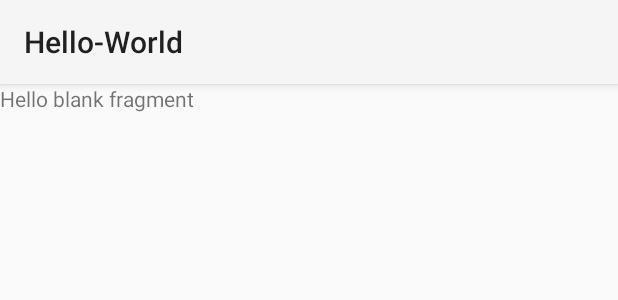
After one commit to JakenHerman/Introductory-Android-Assignment, an Android app: the layout fragment_display_message.xml on its own in the app's theme, with its tools: preview values and no code run, on a phone screen of 412 x 824 dp. The commit adds this screen. Shown: the top 300 px of the screen. Run offline under Robolectric (Android 15) with nearby library versions, the phone set to English and light mode, and no system bars.

Commit message:
added fragmentation

```diff
--- a/app/src/main/AndroidManifest.xml
+++ b/app/src/main/AndroidManifest.xml
@@ -16,6 +16,12 @@
                 <category android:name="android.intent.category.LAUNCHER" />
             </intent-filter>
         </activity>
+
+        <fragment
+            android:name=".DisplayMessageActivity"
+            android:label="Hello-World" >
+
+            </fragment>
     </application>
 
 </manifest>
--- a/app/src/main/java/com/example/jaken/hello_world/MainActivity.java
+++ b/app/src/main/java/com/example/jaken/hello_world/MainActivity.java
@@ -71,8 +71,8 @@ public class MainActivity extends Activity {
 
         Intent intent = new Intent(this, DisplayMessageActivity.class);
         EditText editText = (EditText) findViewById(R.id.edit_message);
-        String message = editText.getText().toString();
-        intent.putExtra(EXTRA_MESSAGE, message);
+        String mainMessage = editText.getText().toString();
+        intent.putExtra(EXTRA_MESSAGE, mainMessage);
         startActivity(intent);
     }
 }
--- /dev/null
+++ b/app/src/main/res/layout/fragment_display_message.xml
@@ -0,0 +1,13 @@
+<FrameLayout xmlns:android="http://schemas.android.com/apk/res/android"
+    xmlns:tools="http://schemas.android.com/tools"
+    android:layout_width="match_parent"
+    android:layout_height="match_parent"
+    tools:context="com.example.jaken.hello_world.DisplayMessageActivity">
+
+    <!-- TODO: Update blank fragment layout -->
+    <TextView
+        android:layout_width="match_parent"
+        android:layout_height="match_parent"
+        android:text="@string/hello_blank_fragment" />
+
+</FrameLayout>
--- a/app/src/main/res/values/strings.xml
+++ b/app/src/main/res/values/strings.xml
@@ -6,6 +6,7 @@
     <string name="button_send">Send</string>
     <string name="title_activity_main">MainActivity</string>
     <string name="action_settings">Settings</string>
-
+    <string name="hello_blank_fragment">Hello blank fragment</string>
+    <string name="title_activity_display_message">My Message</string>
 
 </resources>
```
Also changed, not shown: app/src/main/java/com/example/jaken/hello_world/DisplayMessageActivity.java (added, +126 -0 lines).
